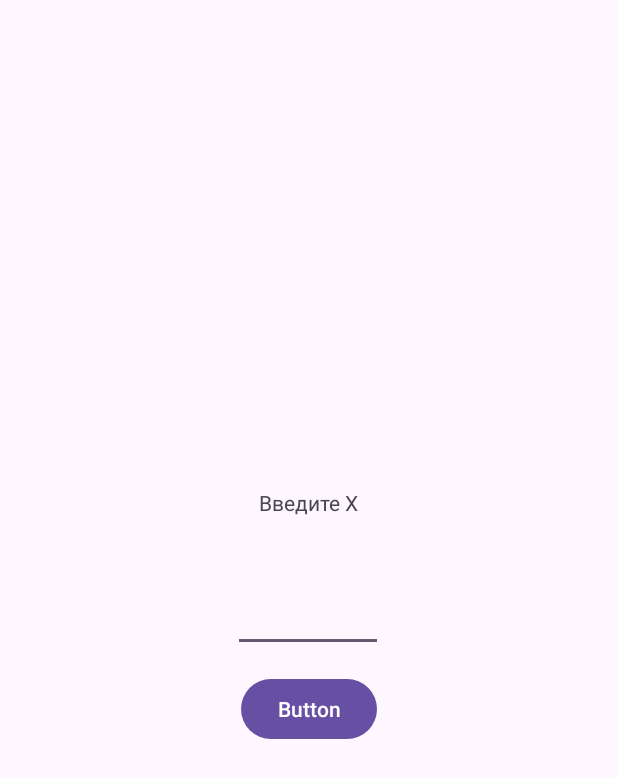
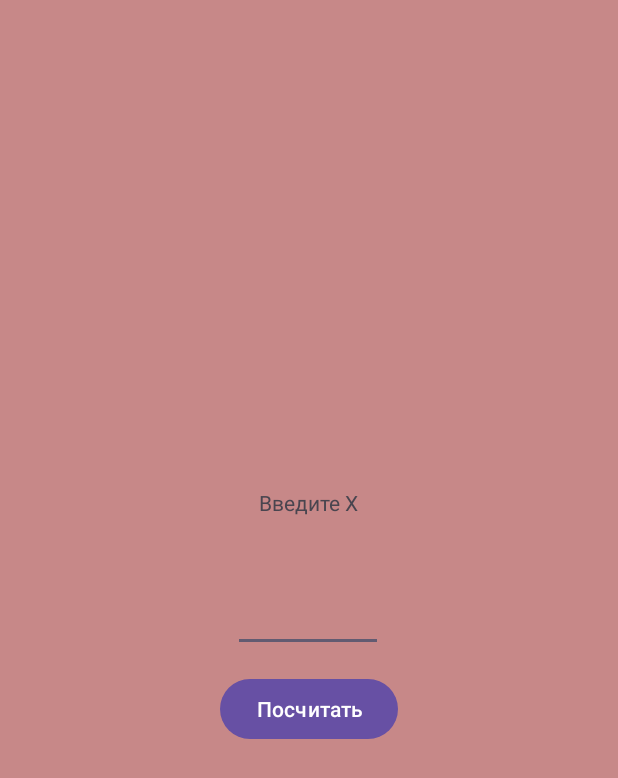
Before and after one commit to kitkateiko/Laba2, an Android app: the screen it shows after launch (MainActivity), on a phone screen of 412 x 824 dp. Shown: the top 778 px of the screen. Run offline under Robolectric (Android 15) with nearby library versions, the phone set to English and light mode, and no system bars.

Commit message:
Interface new

```diff
--- a/app/src/main/res/layout/activity_main.xml
+++ b/app/src/main/res/layout/activity_main.xml
@@ -5,6 +5,7 @@
     android:id="@+id/main"
     android:layout_width="match_parent"
     android:layout_height="match_parent"
+    android:background="#C78888"
     tools:context=".MainActivity">
 
     <TextView
@@ -23,7 +24,8 @@
         android:layout_width="wrap_content"
         android:layout_height="wrap_content"
         android:onClick="formula"
-        android:text="Button"
+        android:text="Посчитать"
+        android:textColorLink="#BA2929"
         app:layout_constraintBottom_toBottomOf="parent"
         app:layout_constraintEnd_toEndOf="parent"
         app:layout_constraintStart_toStartOf="parent"
```
